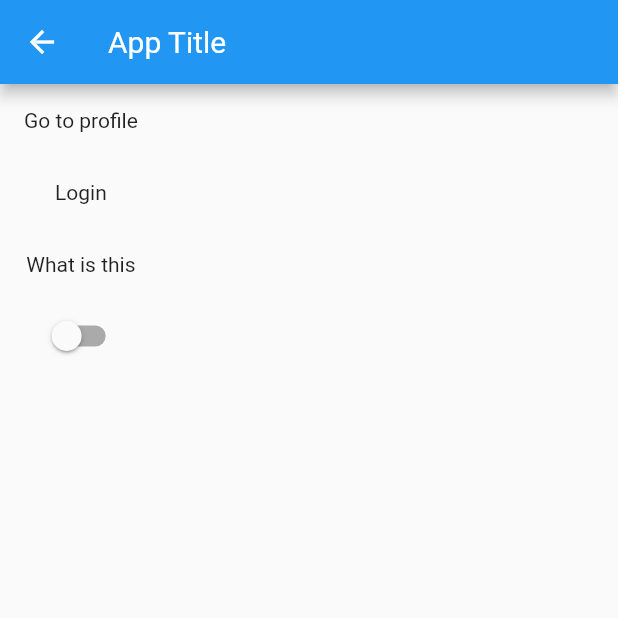
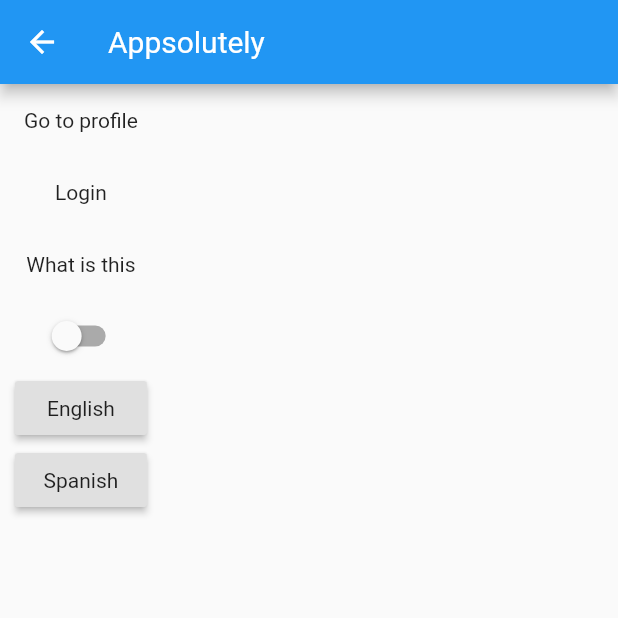
Before and after one commit to digitaljoni/appsolutely, a Flutter app: the HomePage screen opened directly, on a phone screen of 412 x 824 dp, the top half of it. Run offline on Flutter 3.47's test engine with Material 2 defaults, Android fonts, the phone set to English and light mode, and no system bars; our stand-ins replace fluro; statements that could not run were skipped.

Commit message:
add translation functionality

```diff
--- a/analysis_options.yaml
+++ b/analysis_options.yaml
@@ -1 +1,6 @@
 include: package:pedantic/analysis_options.yaml
+
+analyzer:
+  exclude:
+    - lib/generated/intl/*.dart
+    - lib/generated/**/*.dart
--- /dev/null
+++ b/lib/l10n/intl_en.arb
@@ -0,0 +1,6 @@
+{
+    "appTitle": "Appsolutely",
+    "confirm": "Confirm",
+    "profileGreetings": "Hello, {name}",
+    "unknown": "Unknown"
+}
--- /dev/null
+++ b/lib/l10n/intl_es.arb
@@ -0,0 +1,6 @@
+{
+    "appTitle": "Appsolutely (ES)",
+    "confirm": "Confirmar",
+    "profileGreetings": "Hola, {name}",
+    "unknown": "Unknown"
+}
--- a/lib/main.dart
+++ b/lib/main.dart
@@ -2,5 +2,7 @@ import 'package:flutter/material.dart';
 import 'package:appsolutely/app/init_app.dart';
 
 void main() {
+  WidgetsFlutterBinding.ensureInitialized();
+
   runApp(InitApp());
 }
--- /dev/null
+++ b/lib/models/app_state.dart
@@ -0,0 +1,32 @@
+import 'package:appsolutely/generated/l10n.dart';
+import 'package:flutter/material.dart';
+
+class AppState extends ChangeNotifier {
+  AppState();
+
+  bool _isDarkMode = false;
+  String _currentLocale;
+
+  bool get isDarkMode => _isDarkMode;
+  String get currentLocale => _currentLocale;
+
+  bool get isReady => _isReady();
+
+  bool _isReady() {
+    return _isDarkMode != null && _currentLocale != null;
+  }
+
+  void updateThemeMode(bool isDarkMode) {
+    _isDarkMode = isDarkMode;
+    notifyListeners();
+  }
+
+  void changeLocale(String localeString) {
+    if (_currentLocale == localeString) {
+      return;
+    }
+    S.load(Locale(localeString));
+    _currentLocale = localeString;
+    notifyListeners();
+  }
+}
--- a/lib/models/app_theme.dart
+++ /dev/null
@@ -1,16 +0,0 @@
-import 'package:flutter/material.dart';
-
-class AppTheme extends ChangeNotifier {
-  AppTheme({@required this.light, @required this.dark});
-  final ThemeData light;
-  final ThemeData dark;
-
-  bool _isDarkMode = false;
-
-  bool get isDarkMode => _isDarkMode;
-
-  void updateThemeMode(bool isDarkMode) {
-    _isDarkMode = isDarkMode;
-    notifyListeners();
-  }
-}
--- a/lib/ui/pages/home_page.dart
+++ b/lib/ui/pages/home_page.dart
@@ -1,4 +1,7 @@
-import 'package:appsolutely/models/app_theme.dart';
+import 'package:appsolutely/generated/l10n.dart';
+import 'package:appsolutely/models/app_state.dart';
+import 'package:appsolutely/ui/pages/loading_page.dart';
+import 'package:appsolutely/ui/widgets/locale_button_widget.dart';
 import 'package:fluro/fluro.dart';
 import 'package:flutter/material.dart';
 import 'package:provider/provider.dart';
@@ -19,11 +22,17 @@ class HomePage extends StatefulWidget {
 class _HomePageState extends State<HomePage> {
   @override
   Widget build(BuildContext context) {
-    final router = Provider.of<Router>(context);
+    final router = Provider.of<Router>(context, listen: false);
+
+    final appState = Provider.of<AppState>(context);
+
+    if (!appState.isReady) {
+      return LoadingPage();
+    }
 
     return Scaffold(
       appBar: AppBar(
-        title: Text('App Title'),
+        title: Text(S.of(context).appTitle),
       ),
       body: Column(
         crossAxisAlignment: CrossAxisAlignment.center,
@@ -63,13 +72,15 @@ class _HomePageState extends State<HomePage> {
           ),
           Container(
             child: Switch(
-              value: Provider.of<AppTheme>(context).isDarkMode,
+              value: Provider.of<AppState>(context).isDarkMode,
               onChanged: (bool isDarkMode) {
-                Provider.of<AppTheme>(context, listen: false)
+                Provider.of<AppState>(context, listen: false)
                     .updateThemeMode(isDarkMode);
               },
             ),
-          )
+          ),
+          LocaleButtonWidget('en', 'English'),
+          LocaleButtonWidget('es', 'Spanish'),
         ],
       ),
     );
--- a/lib/ui/pages/profile_page.dart
+++ b/lib/ui/pages/profile_page.dart
@@ -1,3 +1,4 @@
+import 'package:appsolutely/generated/l10n.dart';
 import 'package:fluro/fluro.dart';
 import 'package:flutter/material.dart';
 
@@ -24,7 +25,7 @@ class _ProfilePageState extends State<ProfilePage> {
         title: Text('Profile page'),
       ),
       body: Center(
-        child: Text('User Details ${widget.id}'),
+        child: Text(S.of(context).profileGreetings('${widget.id}')),
       ),
     );
   }
--- /dev/null
+++ b/lib/ui/widgets/locale_button_widget.dart
@@ -0,0 +1,22 @@
+import 'package:appsolutely/models/app_state.dart';
+import 'package:flutter/material.dart';
+import 'package:provider/provider.dart';
+
+class LocaleButtonWidget extends StatelessWidget {
+  const LocaleButtonWidget(this.localeString, this.localeTitle, {Key key})
+      : super(key: key);
+
+  final String localeString;
+  final String localeTitle;
+
+  @override
+  Widget build(BuildContext context) {
+    return RaisedButton(
+      onPressed: () {
+        final appState = Provider.of<AppState>(context, listen: false);
+        appState.changeLocale('$localeString');
+      },
+      child: Text('$localeTitle'),
+    );
+  }
+}
--- a/pubspec.yaml
+++ b/pubspec.yaml
@@ -6,6 +6,8 @@ environment:
   sdk: ">=2.7.0 <3.0.0"
 dependencies:
   flutter:
+    sdk: flutter
+  flutter_localizations:
     sdk: flutter
   cupertino_icons: ^0.1.3
   fluro: ^1.6.3
@@ -16,3 +18,5 @@ dev_dependencies:
     sdk: flutter
 flutter:
   uses-material-design: true
+flutter_intl:
+  enabled: true
```
Also changed, not shown: lib/app/init_app.dart (+7 -10 lines), lib/app/start_app.dart (+18 -7 lines), lib/ui/pages/loading_page.dart (added, +14 -0 lines), lib/generated/intl/messages_all.dart (added), lib/generated/intl/messages_en.dart (added), lib/generated/intl/messages_es.dart (added), lib/generated/l10n.dart (added), pubspec.lock, 2 other files.
